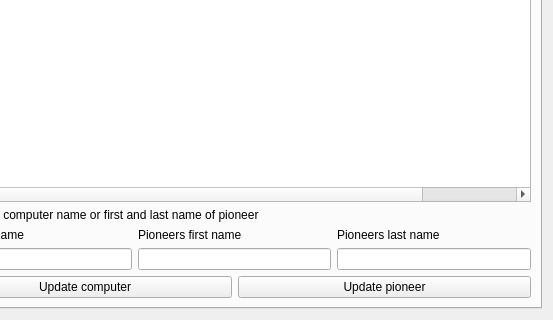
Above: hoopergui/update_widget.ui from VLN1-15-30/fall-project before the change; both pictures show x 84 to 637 and y 128 to 448 of the 637 by 448 pixel window. Below: the same form after it.
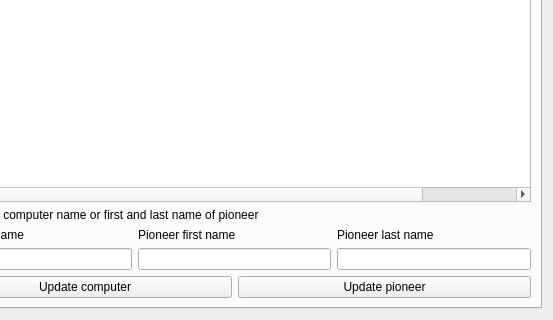
That is the form after the change.

What changed in the file:
```diff
--- a/hoopergui/update_widget.ui
+++ b/hoopergui/update_widget.ui
@@ -214,14 +214,14 @@
          <item>
           <widget class="QLabel" name="label_5">
            <property name="text">
-            <string>Pioneers first name</string>
+            <string>Pioneer first name</string>
            </property>
           </widget>
          </item>
          <item>
           <widget class="QLabel" name="label_4">
            <property name="text">
-            <string>Pioneers last name</string>
+            <string>Pioneer last name</string>
            </property>
           </widget>
          </item>
```
Left out of the diff: 14 changed lines with no effect on the pictures.
